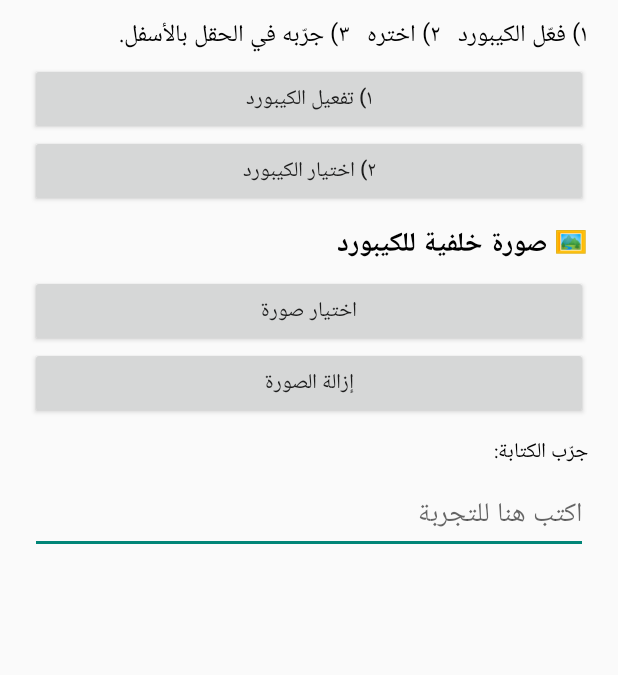
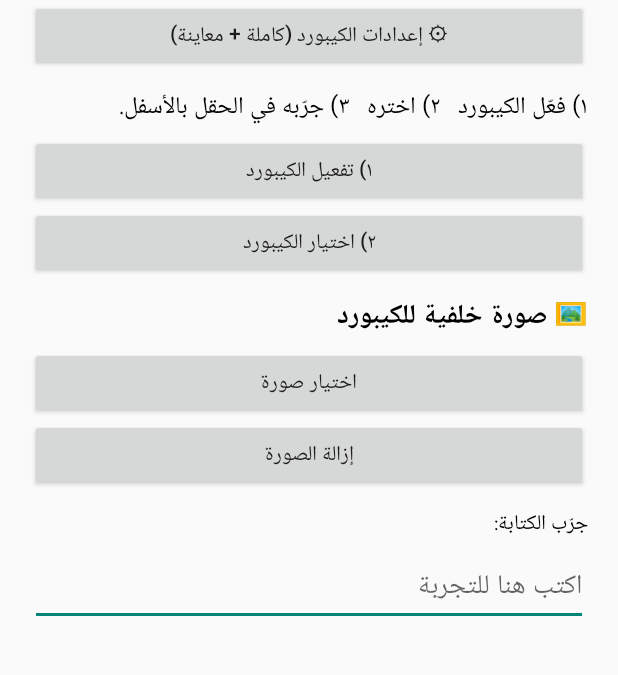
Before and after one commit to haiderclaude74-crypto/keyoard, an Android app: the screen it shows after launch (MainActivity), on a phone screen of 412 x 824 dp, the part 154-829 px from its top. Run offline under Robolectric (Android 15) with nearby library versions, the phone set to English and light mode, and no system bars.

Commit message:
Add files via upload

```diff
--- a/app/src/main/java/com/example/mykeyboard/MainActivity.kt
+++ b/app/src/main/java/com/example/mykeyboard/MainActivity.kt
@@ -46,6 +46,11 @@ class MainActivity : Activity() {
         }
 
         layout.addView(text("كيبوردي ⌨️", 28f, true).apply { gravity = Gravity.CENTER })
+
+        layout.addView(Button(this).apply {
+            text = "⚙ إعدادات الكيبورد (كاملة + معاينة)"
+            setOnClickListener { startActivity(Intent(this@MainActivity, SettingsActivity::class.java)) }
+        })
 
         layout.addView(text("١) فعّل الكيبورد   ٢) اختره   ٣) جرّبه في الحقل بالأسفل."))
         layout.addView(Button(this).apply {
```
